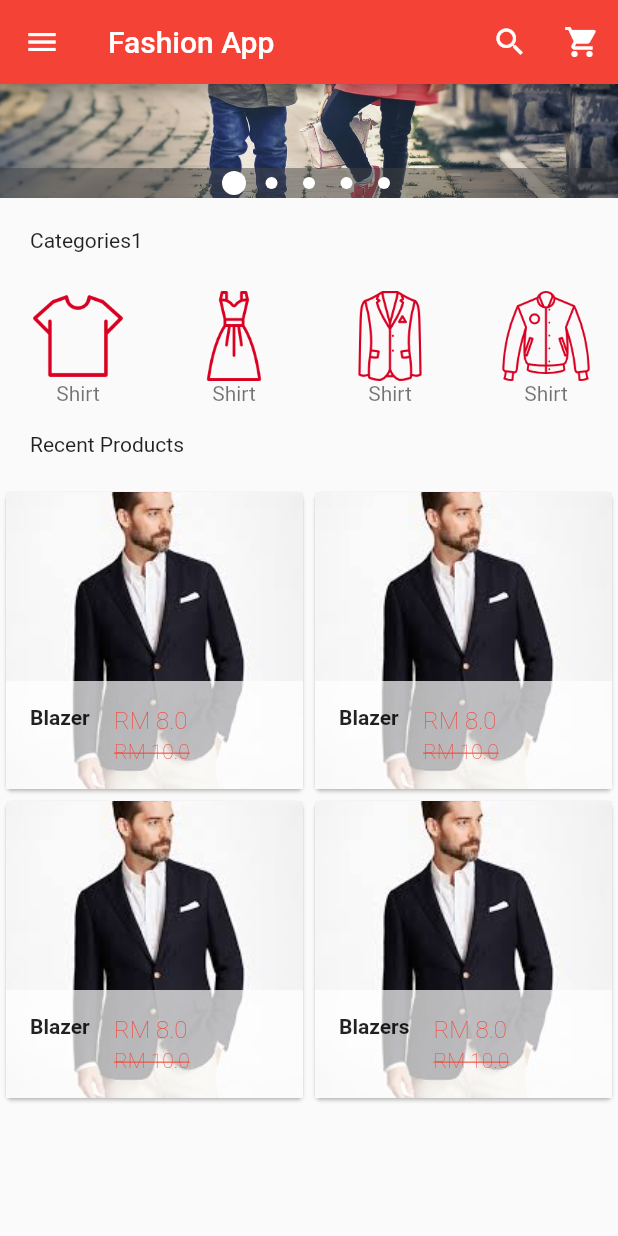
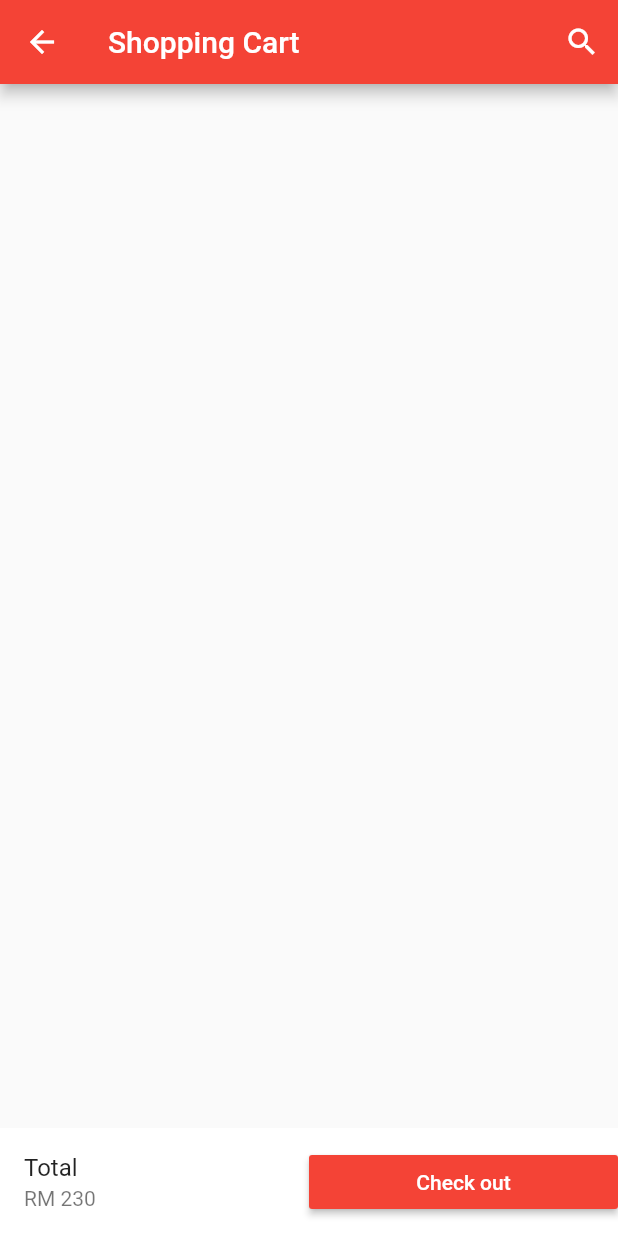
Before and after one commit to fahmiyuseri/flutter_ecommerce, a Flutter app: the screen it shows after launch, scrolled down 124 dp, after a tap on the "shopping cart" icon, on a phone screen of 412 x 824 dp. Run offline on Flutter 3.47's test engine with Material 2 defaults, Android fonts, the phone set to English and light mode, and no system bars; drawn by our look-alikes of carousel_pro.

Commit message:
create shopping cart page

```diff
--- a/lib/components/products.dart
+++ b/lib/components/products.dart
@@ -22,21 +22,21 @@ class _ProductState extends State<Products>{
     {
       "item_id":"2",
       "name":"Blazer",
-      "picture":"images/products/blazer1.jpeg",
+      "picture":"images/products/blazer2.jpeg",
       "old_price":10.00,
       "price":8.00,
     },
     {
       "item_id":"3",
       "name":"Blazer",
-      "picture":"images/products/blazer1.jpeg",
+      "picture":"images/products/dress1.jpeg",
       "old_price":10.00,
       "price":8.00,
     },
     {
       "item_id":"4",
       "name":"Blazers",
-      "picture":"images/products/blazer1.jpeg",
+      "picture":"images/products/dress2.jpeg",
       "old_price":10.00,
       "price":8.00,
     },
--- a/lib/main.dart
+++ b/lib/main.dart
@@ -4,6 +4,7 @@ import 'package:carousel_pro/carousel_pro.dart';
 //my own imports
 import 'package:flutter_ecommerce/components/horizontal_listview.dart';
 import 'package:flutter_ecommerce/components/products.dart';
+import 'package:flutter_ecommerce/pages/Cart.dart';
 void main(){
   runApp(
     new MaterialApp(
@@ -50,7 +51,9 @@ class HomePageState extends State<HomePage>{
         title: Text("Fashion App"),
         actions: <Widget>[
           new IconButton(icon: Icon(Icons.search,color: Colors.white), onPressed: (){}),
-          new IconButton(icon: Icon(Icons.shopping_cart,color: Colors.white), onPressed: (){})
+          new IconButton(icon: Icon(Icons.shopping_cart,color: Colors.white), onPressed: (){
+            Navigator.push(context, MaterialPageRoute(builder: (context) => new Cart()));
+          })
         ],
       ),
       drawer: new Drawer(
--- /dev/null
+++ b/lib/pages/Cart.dart
@@ -0,0 +1,59 @@
+import 'package:flutter/material.dart';
+
+
+
+class Cart extends StatefulWidget {
+
+  @override
+  CartState createState() => CartState();
+}
+
+
+class CartState extends State<Cart> {
+
+  List<DropdownMenuItem<String>> sizeList = [];
+  List<DropdownMenuItem<String>> colorList = [];
+  List<DropdownMenuItem<String>> qtyList = [];
+  String selectedsize = null;
+  String selectedcolor = null;
+  String selectedqty = null;
+
+  @override
+  Widget build(BuildContext context) {
+
+    return Scaffold(
+      appBar: new AppBar(
+        backgroundColor: Colors.red,
+        title: Text("Shopping Cart"),
+        actions: <Widget>[
+          new IconButton(icon: Icon(Icons.search,color: Colors.white), onPressed: (){}),
+        ],
+      ),
+
+      //=====Bottom navigation bar ===
+      bottomNavigationBar: new Container(
+        color: Colors.white,
+        child: Row(
+          children: <Widget>[
+            Expanded(
+              child: ListTile(
+                title: Text("Total"),
+                subtitle : Text("RM 230")
+
+              ),
+
+            ),
+            Expanded(
+              child: new MaterialButton(onPressed: (){},
+                child: new Text("Check out", style: TextStyle(color:Colors.white),),
+                color: Colors.red,
+
+              ),
+
+            ),
+          ],
+        ),
+      ),
+    );
+  }
+}
--- a/lib/pages/ProductDetails.dart
+++ b/lib/pages/ProductDetails.dart
@@ -1,4 +1,5 @@
 import 'package:flutter/material.dart';
+import 'package:flutter_ecommerce/components/products.dart';
 
 class ProductDetails extends StatefulWidget{
   final item_id;
@@ -176,16 +177,26 @@ class ProductDetailState extends State<ProductDetails>{
           new Row(
             children: <Widget>[
               Padding(padding: const EdgeInsets.fromLTRB(12.9, 5.0, 5.0, 5.0),
-                child: new Text("Product brands", style: TextStyle(color: Colors.grey),),)
+                child: new Text("Product brands", style: TextStyle(color: Colors.grey),),),
+              Padding(padding: const EdgeInsets.all(5.0),
+                child: new Text("BrandX",),)
             ],
           ),
           new Row(
             children: <Widget>[
               Padding(padding: const EdgeInsets.fromLTRB(12.9, 5.0, 5.0, 5.0),
-                child: new Text("Product Condition", style: TextStyle(color: Colors.grey),),)
+                child: new Text("Product Condition", style: TextStyle(color: Colors.grey),),),
+              Padding(padding: const EdgeInsets.all(5.0),
+                child: new Text("New",),)
             ],
           ),
 
+          new Padding(padding: const EdgeInsets.all(20.0),
+            child: new Text("Similar Products"),),
+          Container(
+            height: 500,
+            child: Products()
+            ,)
         ],
       ),
     );
--- a/pubspec.yaml
+++ b/pubspec.yaml
@@ -54,7 +54,7 @@ flutter:
   - images/cats/shoe.png
   - images/cats/jeans.png
   - images/cats/accessories.png
-  - images/products/blazer1.jpeg
+  - images/products/
 
   #  - images/a_dot_ham.jpeg
 
```
